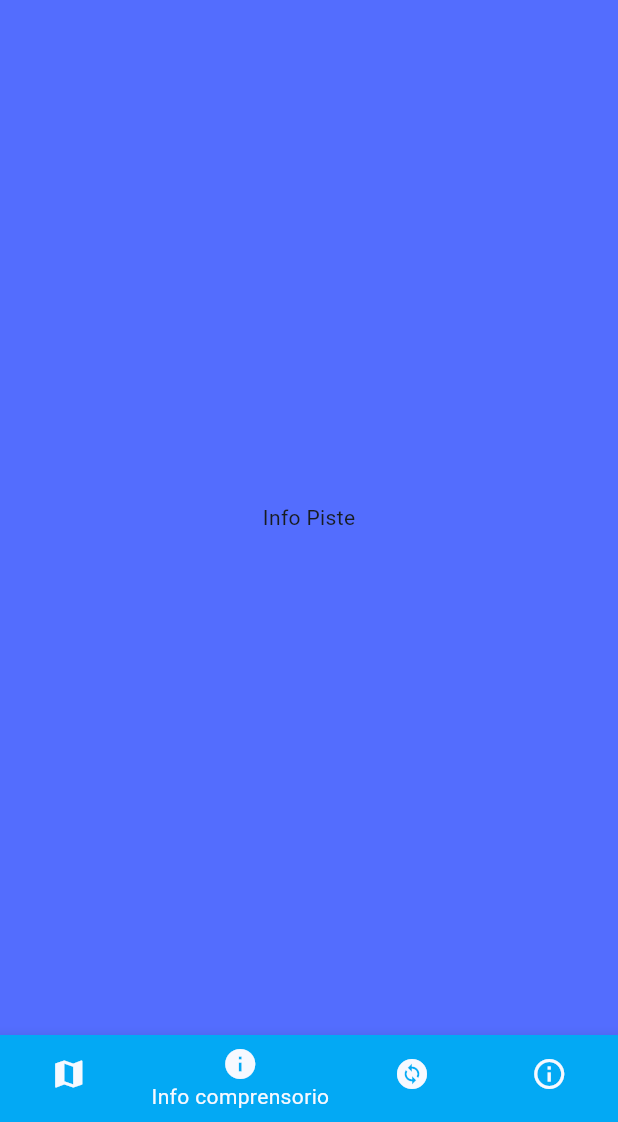
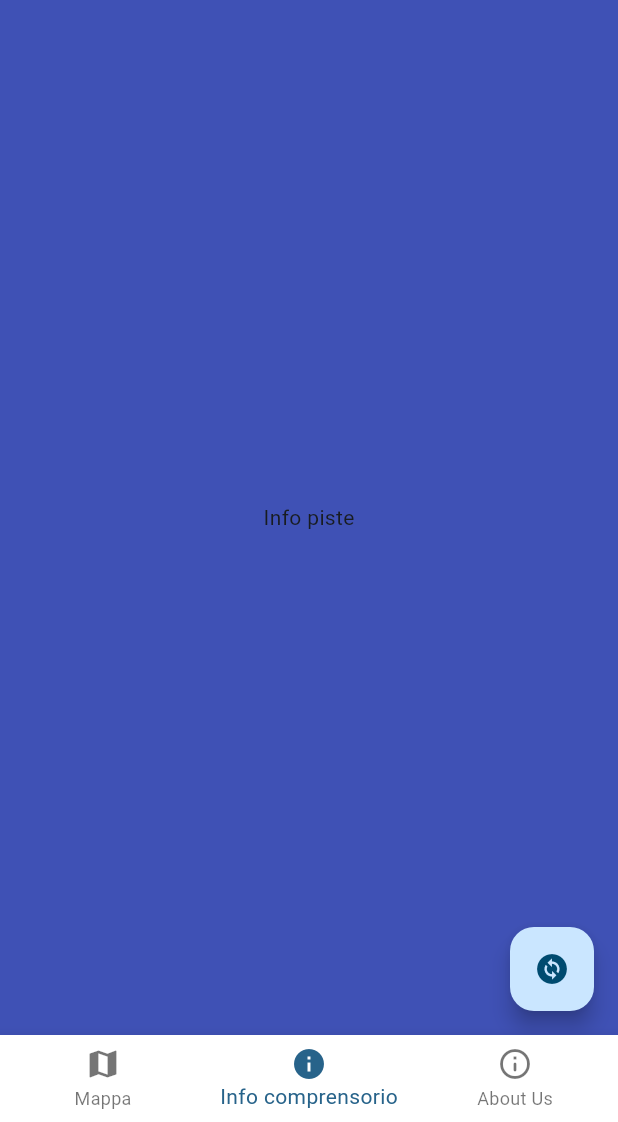
Before and after one commit to omarnaja1/fluttermobile, a Flutter app: the screen it shows after launch, item 2 of the bottom bar chosen, on a phone screen of 412 x 824 dp, the part 114-1236 px from its top. Run offline on Flutter 3.47's test engine with Material 2 defaults, Android fonts, the phone set to English and light mode, and no system bars.

```diff
--- a/SkiTracker/lib/info_piste.dart
+++ b/SkiTracker/lib/info_piste.dart
@@ -1,12 +1,43 @@
 import 'package:flutter/material.dart';
+import 'package:skitracker/scelta_comprensorio.dart';
 
-class InfoPiste extends StatelessWidget{
+class InfoPiste extends StatefulWidget{
+  const InfoPiste({super.key});
+  @override
+  State<InfoPiste> createState() => _InfoPisteState();
+}
+
+class _InfoPisteState extends State<InfoPiste> {
+
   @override
   Widget build(BuildContext context) {
-    return Container(
-      child: Center(
-        child: Text("Info Piste"),
-      ),
+
+    return Scaffold(
+
+        backgroundColor: Colors.indigo,
+
+        body: const Center(
+          child: Column(
+            mainAxisAlignment: MainAxisAlignment.center,
+            children: <Widget>[
+              Text(
+                'Info piste',
+              ),
+            ],
+          ),
+        ),
+
+        floatingActionButton: FloatingActionButton(
+          onPressed: () {
+            Navigator.push(
+              context,
+              MaterialPageRoute(builder: (context) => SceltaComprensorio()),
+            );
+          },
+          child: const Icon(Icons.change_circle),
+        ),
+
     );
   }
+
 }
--- a/SkiTracker/lib/main.dart
+++ b/SkiTracker/lib/main.dart
@@ -1,5 +1,6 @@
 import 'package:flutter/material.dart';
-import 'package:skitracker/scelta_comprensorio.dart';
+
+
 import 'package:skitracker/about_us.dart';
 
 import 'package:skitracker/mappa.dart';
@@ -70,7 +71,6 @@ class _MyHomePageState extends State<MyHomePage> {
   final screens = [
     Mappa(),
     InfoPiste(),
-    SceltaComprensorio(),
     AboutUs(),
   ];
 
@@ -84,9 +84,7 @@ class _MyHomePageState extends State<MyHomePage> {
     // than having to individually change instances of widgets.
 
     var container;
-    if (currentPage == DrawerSection.cambiaComprensorio) {
-      container = SceltaComprensorio();
-    } else if (currentPage == DrawerSection.informazioni) {
+    if (currentPage == DrawerSection.informazioni) {
       container = AboutUs();
     } else if (currentPage == DrawerSection.mappa) {
       container = Mappa();
@@ -205,12 +203,7 @@ class _MyHomePageState extends State<MyHomePage> {
             backgroundColor: Colors.lightBlue,
           ),
           BottomNavigationBarItem(
-            icon: Icon(Icons.change_circle),
-            label: "Scelta comprensorio",
-            backgroundColor: Colors.lightBlue,
-          ),
-          BottomNavigationBarItem(
-            icon: Icon(Icons.info_outline),
+            icon: Icon(Icons.info_outline_rounded),
             label: "About Us",
             backgroundColor: Colors.lightBlue,
           ),
@@ -227,8 +220,6 @@ class _MyHomePageState extends State<MyHomePage> {
         children: [
           menuItem(0, "Mappa", Icons.map,
               currentPage == DrawerSection.mappa ? true : false),
-          menuItem(1, "Cambia Comprensorio", Icons.change_circle,
-              currentPage == DrawerSection.cambiaComprensorio ? true : false),
           menuItem(2, "Informazioni", Icons.info_outline,
               currentPage == DrawerSection.informazioni ? true : false),
         ],
@@ -245,8 +236,7 @@ class _MyHomePageState extends State<MyHomePage> {
           setState(() {
             switch (id) {
               case 0: currentPage = DrawerSection.mappa;
-              case 1: currentPage = DrawerSection.cambiaComprensorio;
-              case 2: currentPage = DrawerSection.informazioni;
+              case 1: currentPage = DrawerSection.informazioni;
             }
           });
         },
@@ -279,6 +269,5 @@ class _MyHomePageState extends State<MyHomePage> {
 
 enum DrawerSection {
   mappa,
-  cambiaComprensorio,
   informazioni,
 }
```
Also changed, not shown: SkiTracker/lib/about_us.dart (+32 -6 lines), SkiTracker/lib/scelta_comprensorio.dart (+13 -4 lines), SkiTracker/pubspec.yaml (+11 -0 lines), SkiTracker/pubspec.lock, 2 other files.
